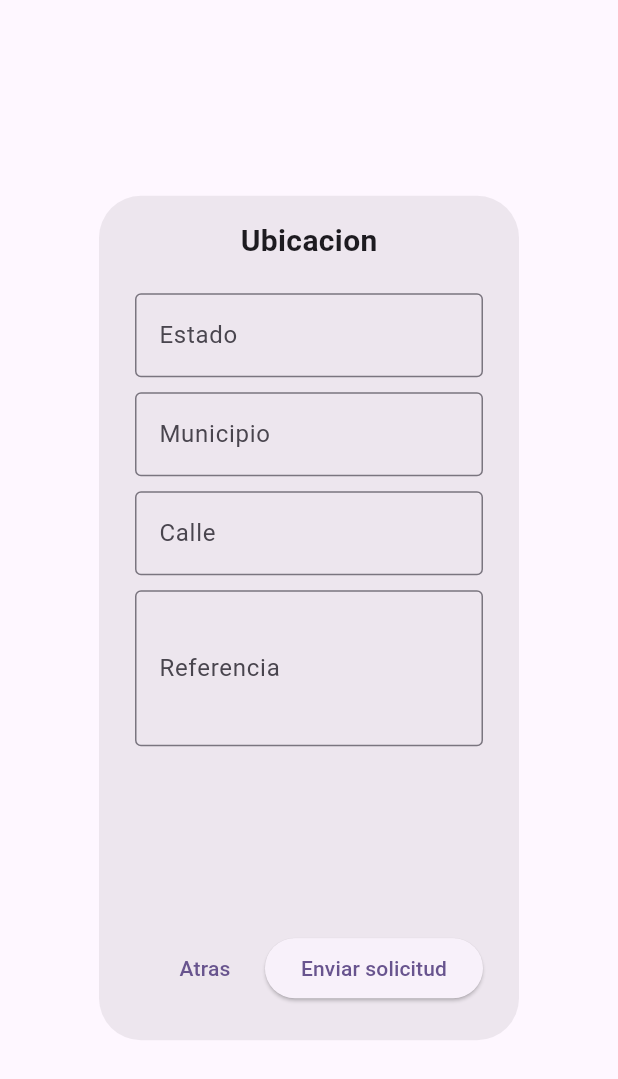
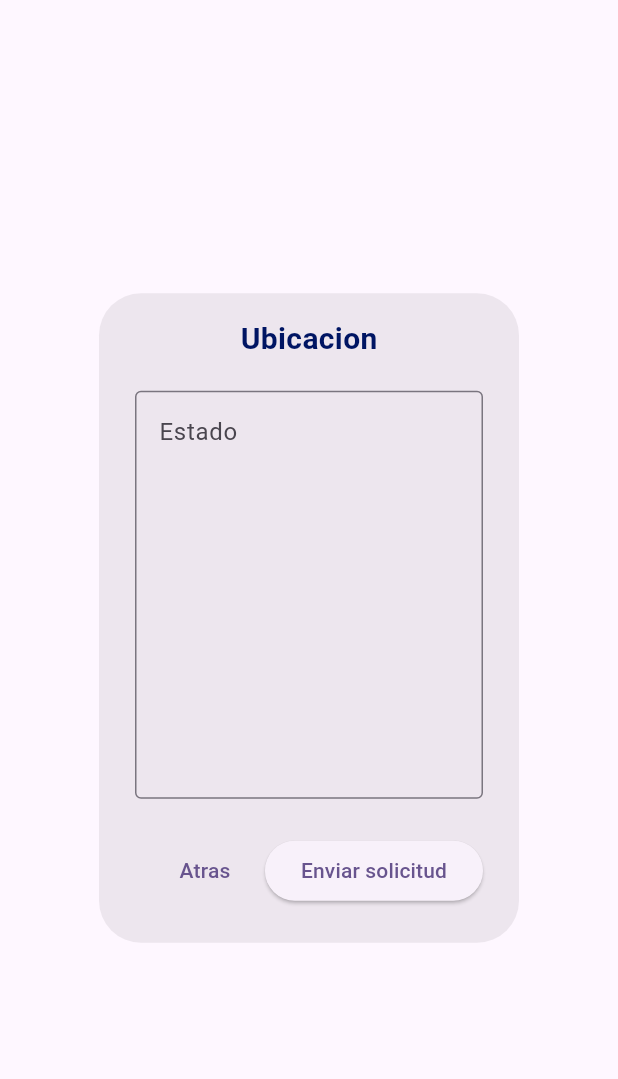
Before and after one commit to VictoriaGarciav/en_tu_puerta_front, a Flutter app: the LocationDialog widget shown alone on an empty page, opened directly, on a phone screen of 412 x 824 dp. Shown: the top 1079 px of the screen. Run offline on Flutter 3.47's test engine with Material 3 defaults, Android fonts, the phone set to English and light mode, and no system bars; network calls fail.

Commit message:
AHora solo hay un text box con direccion

```diff
--- a/en_tu_puerta_front/lib/search_components/location_dialog.dart
+++ b/en_tu_puerta_front/lib/search_components/location_dialog.dart
@@ -14,6 +14,7 @@ class LocationDialog extends StatelessWidget {
             child: Text(
               'Ubicacion',
               style: TextStyle(
+                color: Color(0xFF001563),
                 fontSize: 20,
                 fontWeight: FontWeight.bold,
               ),
@@ -21,34 +22,16 @@ class LocationDialog extends StatelessWidget {
           ),
           SizedBox(height: 20),
           TextField(
-            decoration: InputDecoration(
-              labelText: 'Estado',
-              border: OutlineInputBorder(),
-            ),
-          ),
-          SizedBox(height: 10),
-          TextField(
-            decoration: InputDecoration(
-              labelText: 'Municipio',
-              border: OutlineInputBorder(),
-            ),
-          ),
-          SizedBox(height: 10),
-          TextField(
-            decoration: InputDecoration(
-              labelText: 'Calle',
-              border: OutlineInputBorder(),
-            ),
-          ),
-          SizedBox(height: 10),
-          TextField(
-            decoration: InputDecoration(
-              labelText: 'Referencia',
-              border: OutlineInputBorder(),
-            ),
-            maxLines: 3,
-          ),
-          SizedBox(height: 100),
+  decoration: InputDecoration(
+    labelText: 'Estado',
+    border: OutlineInputBorder(
+      borderSide: BorderSide(color: Color(0xFF001563)),
+    ),
+    alignLabelWithHint: true,
+  ),
+  maxLines: 10,
+)
+
         ],
       ),
       actions: [
```
